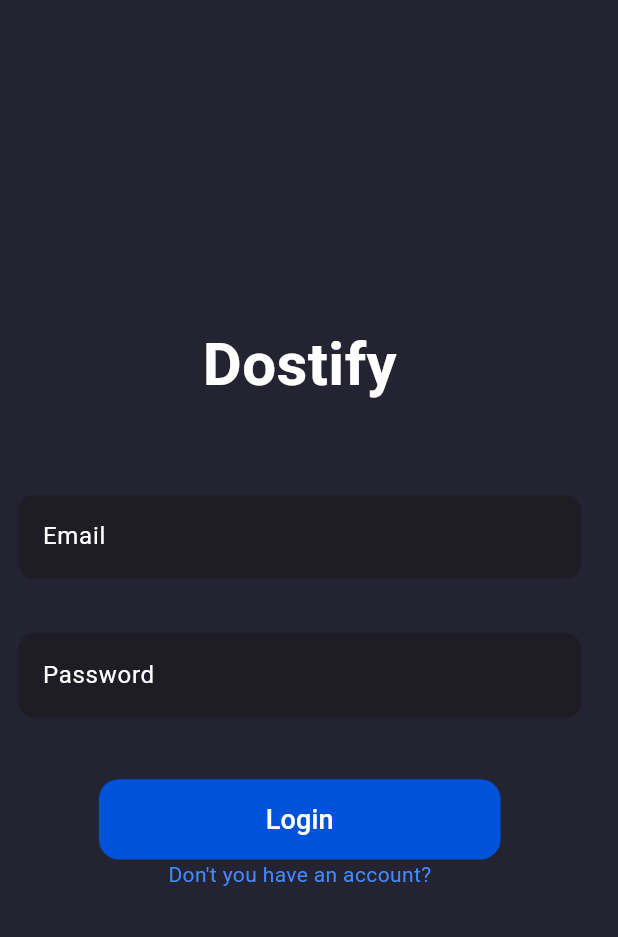
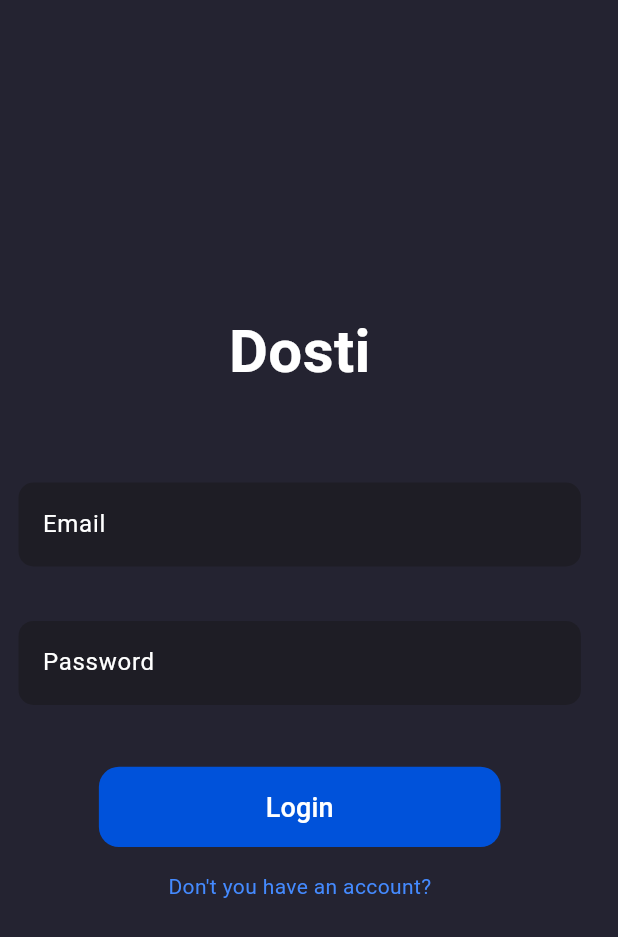
Before and after one commit to Sreenu-Chandaka/Dostify, a Flutter app: the screen it shows after launch, on a phone screen of 412 x 824 dp. Shown: the top 937 px of the screen. Run offline on Flutter 3.47's test engine with Material 3 defaults, Android fonts, the phone set to English and light mode, and no system bars; our stand-ins replace cloud_firestore, file_picker, firebase_analytics, firebase_auth, firebase_core, firebase_storage and 1 more; accounts and stored records are empty.

```diff
--- a/lib/main.dart
+++ b/lib/main.dart
@@ -1,7 +1,9 @@
 import 'package:dostify/pages/login_page.dart';
 import 'package:dostify/pages/splash_screen.dart';
+import 'package:dostify/providers/authentication_provider.dart';
 import 'package:flutter/material.dart';
 import "package:firebase_analytics/firebase_analytics.dart";
+import 'package:provider/provider.dart';
 import 'services/navigation_service.dart';
 
 void main() {
@@ -22,7 +24,13 @@ class MainApp extends StatelessWidget{
 
   @override
   Widget build(BuildContext context) {
-   return MaterialApp(
+   return MultiProvider(
+    providers: [
+      ChangeNotifierProvider<AuthenticationProvider>(create:(context){
+        return AuthenticationProvider();
+      })
+    ],
+     child: MaterialApp(
       debugShowCheckedModeBanner: false,
       title: 'Dostify',theme:ThemeData(backgroundColor: const Color.fromRGBO(36, 35, 49, 1),scaffoldBackgroundColor: const Color.fromRGBO(36, 35, 49, 1),bottomNavigationBarTheme: const BottomNavigationBarThemeData(backgroundColor: Color.fromRGBO(30, 29, 37, 1.0),)
      ),
@@ -31,6 +39,7 @@ initialRoute: '/login',
        routes: {
       "/login":(BuildContext context)=> const LoginPage()
        },
+     ),
    );
   }
 
--- a/lib/pages/login_page.dart
+++ b/lib/pages/login_page.dart
@@ -24,15 +24,21 @@ class LoginPage extends StatefulWidget{
   @override
   Widget build(BuildContext context) {
   _deviceHeight=MediaQuery.of(context).size.height;
- _deviceWidth=MediaQuery.of(context).size.width;
+  _deviceWidth=MediaQuery.of(context).size.width;
    return _buildUI();
   }
 
   Widget _buildUI(){
 
     return Scaffold(body:
-     Container(padding: EdgeInsets.symmetric(horizontal:_deviceWidth * 0.03 ,vertical:_deviceHeight*0.02 ),height: _deviceHeight*0.98,width: _deviceWidth*0.97,
-     child: Column(mainAxisSize: MainAxisSize.max,
+     Container(
+     padding: EdgeInsets.symmetric(horizontal:_deviceWidth * 0.03 ,
+     vertical:_deviceHeight*0.02 ),
+     height: _deviceHeight*0.98,
+     width: _deviceWidth*0.97,
+     child:
+     Column(
+     mainAxisSize: MainAxisSize.max,
      mainAxisAlignment: MainAxisAlignment.center,
      crossAxisAlignment: CrossAxisAlignment.center,
      children:
@@ -42,12 +48,16 @@ class LoginPage extends StatefulWidget{
      _loginForm(),
       SizedBox(height: _deviceHeight*0.05),
      _loginButton(),
+      SizedBox(height: _deviceHeight*0.02),
      _registerAccountLink()
      ],),),);
   }
  Widget _pageTitle(){
-  return SizedBox(height: _deviceHeight*0.1,child: const Text("Dostify",style:
-  TextStyle(color: Colors.white,fontSize: 40,fontWeight: FontWeight.w600),),);
+  return SizedBox(height: _deviceHeight*0.1,
+  child: const Text("Dosti",
+  style:TextStyle(color: Colors.white,
+  fontSize: 40,
+  fontWeight: FontWeight.w600),),);
 }
 
 Widget _loginForm(){
@@ -56,16 +66,23 @@ Widget _loginForm(){
     mainAxisAlignment: MainAxisAlignment.spaceBetween,
     crossAxisAlignment: CrossAxisAlignment.center,
     children: [
-      CustomTextFormField(onSaved: (_value){},  regEx:
-                    r"^[a-zA-Z0-9.a-zA-Z0-9.!#$%&'*+-/=?^_`{|}~]+@[a-zA-Z0-9]+\.[a-zA-Z]+", hintText: "Email", obscureText: false),
+      CustomTextFormField(onSaved: (_value){},
+      regEx: r"^[a-zA-Z0-9.a-zA-Z0-9.!#$%&'*+-/=?^_`{|}~]+@[a-zA-Z0-9]+\.[a-zA-Z]+",
+      hintText: "Email",
+      obscureText: false),
 
-                    CustomTextFormField(onSaved: (_value){},  regEx:
-                    r".{8,}", hintText: "Password", obscureText: true)],
+      CustomTextFormField(onSaved: (_value){},
+      regEx:r".{8,}",
+      hintText: "Password",
+      obscureText: true)],
   ),),);
 }
 
 Widget _loginButton(){
-  return RoundedButton(name: "Login", height: _deviceHeight*0.065, width:_deviceWidth* 0.65, onPressed: (){
+  return RoundedButton(name: "Login",
+   height: _deviceHeight*0.065,
+   width:_deviceWidth* 0.65,
+   onPressed: (){
 
   });
 }
@@ -75,8 +92,9 @@ Widget _registerAccountLink(){
 
    GestureDetector(
     onTap: (){
-      print("Clicked!");
+      debugPrint("Clicked!");
     },
-    child: Container(child: const Text("Don't you have an account?",style: TextStyle(color: Colors.blueAccent),),));
+    child: const Text("Don't you have an account?",
+    style: TextStyle(color: Colors.blueAccent),));
 }
   }
--- /dev/null
+++ b/lib/providers/authentication_provider.dart
@@ -0,0 +1,20 @@
+import "package:flutter/material.dart";
+import "package:firebase_auth/firebase_auth.dart";
+import "package:get_it/get_it.dart";
+
+//Services
+import "../services/database_service.dart";
+import "../services/navigation_service.dart";
+
+class AuthenticationProvider extends ChangeNotifier{
+  late final FirebaseAuth _auth;
+  late final NavigationService _navigationService;
+  late final DatabaseService _databaseService;
+
+  AuthenticationProvider(){
+    _auth=FirebaseAuth.instance;
+    _navigationService=GetIt.instance.get<NavigationService>();
+    _databaseService=GetIt.instance.get<DatabaseService>();
+
+  }
+}
```
Also changed, not shown: lib/models/chat_user.dart (added, +42 -0 lines), 2 other files. Lines whose indentation alone changed are shown as unchanged.
